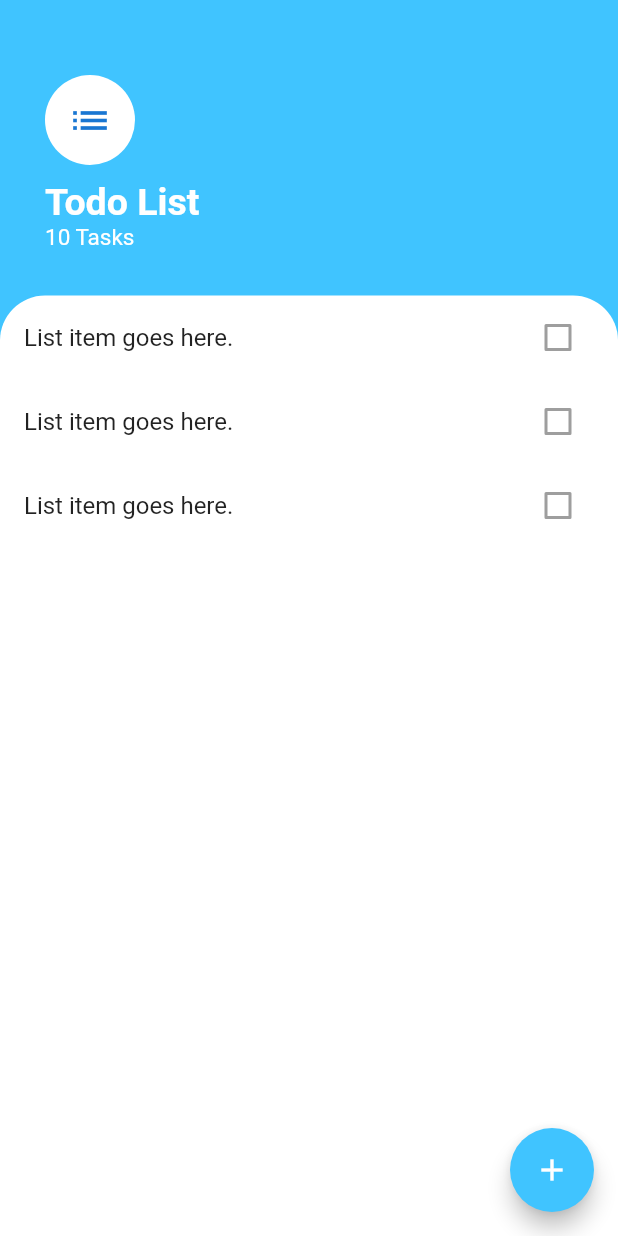
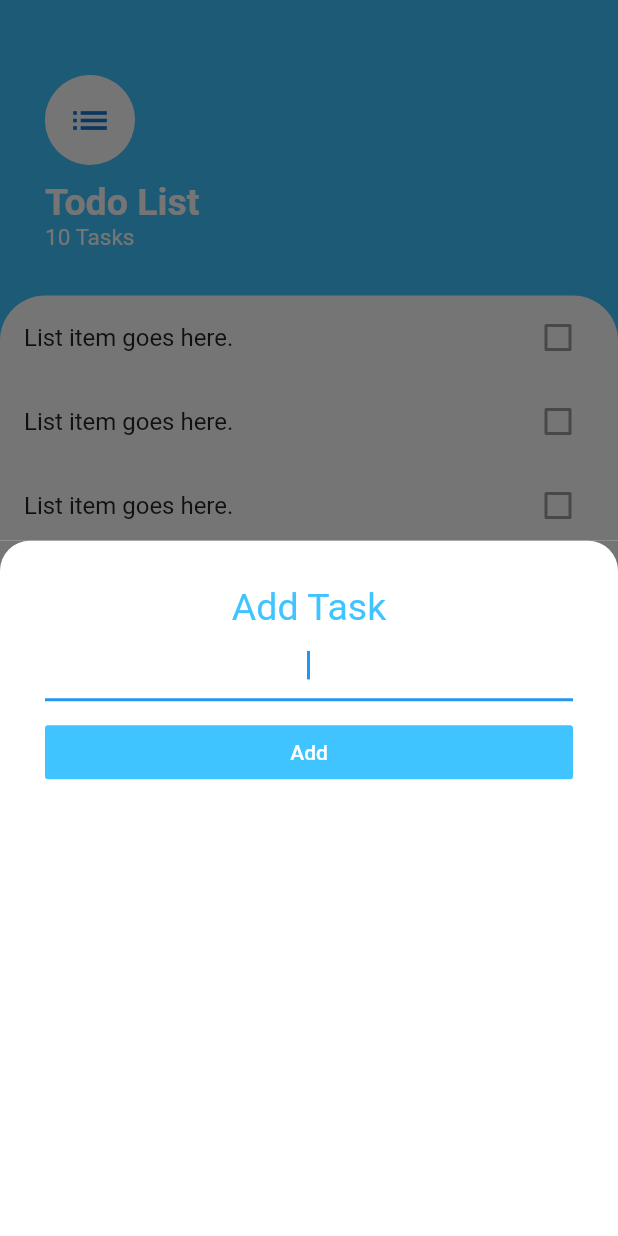
Before and after one commit to v3nk3y/todo_app, a Flutter app: the screen it shows after launch, after a tap on the "add" icon, on a phone screen of 412 x 824 dp. Run offline on Flutter 3.47's test engine with Material 2 defaults, Android fonts, the phone set to English and light mode, and no system bars.

Commit message:
Implemented add task screen using bottomsheet widget

```diff
--- /dev/null
+++ b/lib/screens/add_task_screen.dart
@@ -0,0 +1,53 @@
+import 'package:flutter/material.dart';
+
+class AddTaskScreen extends StatelessWidget {
+  @override
+  Widget build(BuildContext context) {
+    return Container(
+      // background container with blur color
+      color: Color(0xff757575),
+      child: Container(
+        padding: EdgeInsets.all(30.0),
+        // actual container that has border radius
+        decoration: BoxDecoration(
+          color: Colors.white,
+          borderRadius: BorderRadius.only(
+            topLeft: Radius.circular(20.0),
+            topRight: Radius.circular(20.0),
+          ),
+        ),
+        child: Column(
+          crossAxisAlignment: CrossAxisAlignment.stretch,
+          children: <Widget>[
+            Text(
+              'Add Task',
+              textAlign: TextAlign.center,
+              style: TextStyle(
+                color: Colors.lightBlueAccent,
+                fontSize: 25.0,
+              ),
+            ),
+            TextField(
+              controller: TextEditingController(),
+              autofocus: true,
+              textAlign: TextAlign.center,
+              style: TextStyle(
+                color: Colors.lightBlueAccent,
+              ),
+              onTap: () {},
+            ),
+            SizedBox(height: 10.0),
+            FlatButton(
+              child: Text(
+                'Add',
+                style: TextStyle(color: Colors.white),
+              ),
+              color: Colors.lightBlueAccent,
+              onPressed: () {},
+            )
+          ],
+        ),
+      ),
+    );
+  }
+}
--- a/lib/screens/tasks_screen.dart
+++ b/lib/screens/tasks_screen.dart
@@ -1,12 +1,18 @@
 import 'package:flutter/material.dart';
 import 'package:todo_app/components/task_list.dart';
+import 'package:todo_app/screens/add_task_screen.dart';
 
 class TasksScreen extends StatelessWidget {
   @override
   Widget build(BuildContext context) {
     return Scaffold(
       floatingActionButton: FloatingActionButton(
-        onPressed: () {},
+        onPressed: () {
+          showModalBottomSheet(
+            context: context,
+            builder: (context) => AddTaskScreen(),
+          );
+        },
         backgroundColor: Colors.lightBlueAccent,
         child: Icon(Icons.add),
       ),
```
